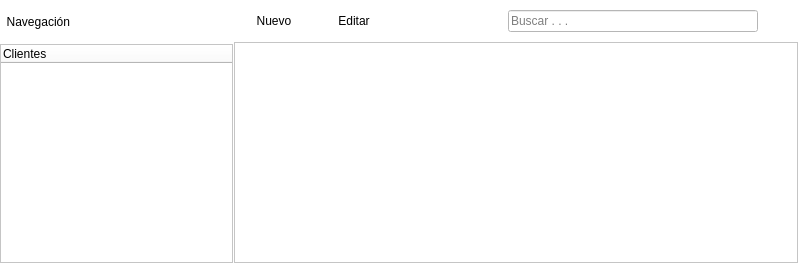
janfranco27/TheProyect, file ManagerM/ui_module_clientes.ui: the form before one commit.
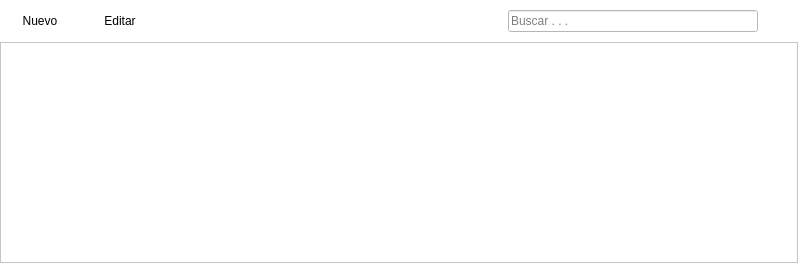
The form after the commit. Icons and pictures are not drawn.

Commit message: Cambios modulos colaborador-cliente I

What changed in the file:
```diff
--- a/ManagerM/ui_module_clientes.ui
+++ b/ManagerM/ui_module_clientes.ui
@@ -31,72 +31,6 @@
      <property name="handleWidth">
       <number>1</number>
      </property>
-     <widget class="QWidget" name="layoutWidget">
-      <layout class="QVBoxLayout" name="verticalLayout">
-       <property name="spacing">
-        <number>10</number>
-       </property>
-       <item>
-        <spacer name="verticalSpacer">
-         <property name="orientation">
-          <enum>Qt::Vertical</enum>
-         </property>
-         <property name="sizeType">
-          <enum>QSizePolicy::Fixed</enum>
-         </property>
-         <property name="sizeHint" stdset="0">
-          <size>
-           <width>20</width>
-           <height>10</height>
-          </size>
-         </property>
-        </spacer>
-       </item>
-       <item>
-        <widget class="QLabel" name="label">
-         <property name="sizePolicy">
-          <sizepolicy hsizetype="Expanding" vsizetype="Preferred">
-           <horstretch>0</horstretch>
-           <verstretch>0</verstretch>
-          </sizepolicy>
-         </property>
-         <property name="minimumSize">
-          <size>
-           <width>0</width>
-           <height>24</height>
-          </size>
-         </property>
-         <property name="text">
-          <string>  Navegación </string>
-         </property>
-         <property name="alignment">
-          <set>Qt::AlignLeading|Qt::AlignLeft|Qt::AlignVCenter</set>
-         </property>
-        </widget>
-       </item>
-       <item>
-        <widget class="QTreeWidget" name="treeWidget_ventas">
-         <property name="sizePolicy">
-          <sizepolicy hsizetype="Expanding" vsizetype="Expanding">
-           <horstretch>0</horstretch>
-           <verstretch>0</verstretch>
-          </sizepolicy>
-         </property>
-         <property name="headerHidden">
-          <bool>false</bool>
-         </property>
-         <property name="expandsOnDoubleClick">
-          <bool>true</bool>
-         </property>
-         <column>
-          <property name="text">
-           <string>Clientes</string>
-          </property>
-         </column>
-        </widget>
-       </item>
-      </layout>
-     </widget>
      <widget class="QWidget" name="layoutWidget_2">
       <layout class="QVBoxLayout" name="verticalLayout_2">
        <property name="spacing">
```
Left out of the diff: 2 changed lines with no effect on the pictures. The commit also changes 65 other files.
